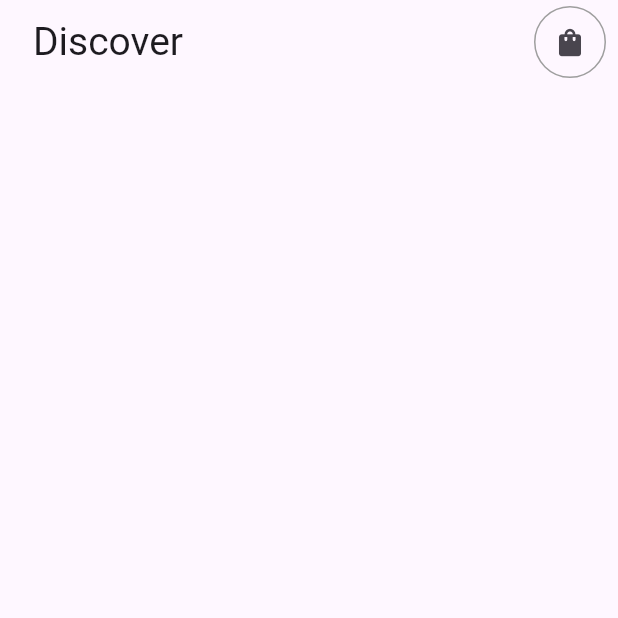
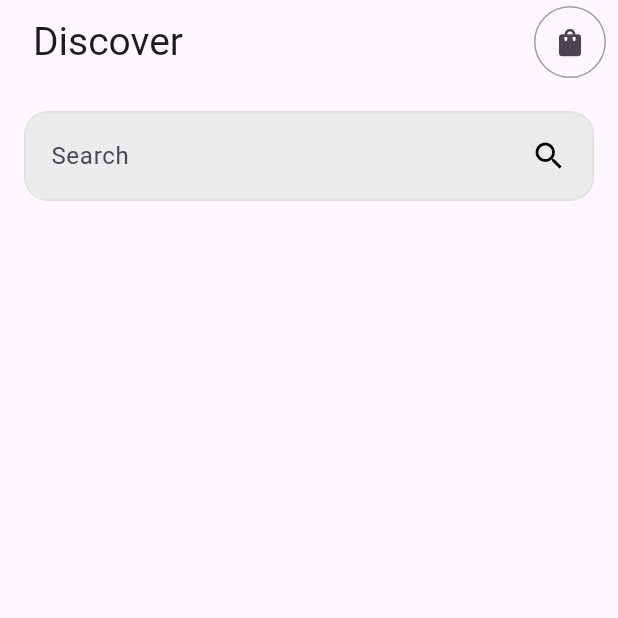
Before and after one commit to HNihad0/e-commerce-app, a Flutter app: the screen it shows after launch, on a phone screen of 412 x 824 dp, the top half of it. Run offline on Flutter 3.47's test engine with Material 3 defaults, Android fonts, the phone set to English and light mode, and no system bars; our stand-ins replace animate_do.

Commit message:
Search bar created

```diff
--- a/lib/ui/app.dart
+++ b/lib/ui/app.dart
@@ -1,6 +1,6 @@
-import 'package:e_commerce_app/ui/screens/home/home_screen.dart';
-import 'package:e_commerce_app/ui/screens/splash/splash_screen.dart';
 import 'package:flutter/material.dart';
+
+import 'screens/splash/splash_screen.dart';
 
 class MyApp extends StatelessWidget {
   const MyApp({super.key});
--- a/lib/ui/screens/home/home_screen.dart
+++ b/lib/ui/screens/home/home_screen.dart
@@ -1,5 +1,10 @@
-import 'package:e_commerce_app/ui/widgets/custom_app_bar.dart';
 import 'package:flutter/material.dart';
+
+import '../../../utils/constants/app_colors.dart';
+import '../../../utils/constants/app_paddings.dart';
+import '../../../utils/constants/app_radiuses.dart';
+import '../../../utils/constants/app_texts.dart';
+import '../../widgets/custom_app_bar.dart';
 
 class HomeScreen extends StatelessWidget {
   const HomeScreen({super.key});
@@ -8,7 +13,7 @@ class HomeScreen extends StatelessWidget {
   Widget build(BuildContext context) {
     return Scaffold(
       appBar: CustomAppBar(
-        title: "Discover",
+        title: AppTexts.homeAppBarTexts,
         actions: [
           IconButton(
             onPressed: () {},
@@ -16,10 +21,37 @@ class HomeScreen extends StatelessWidget {
               Icons.shopping_bag,
               size: 22,
             ),
-          )
+          ),
         ],
       ),
-      body: Container(),
+      body: Padding(
+        padding: const EdgeInsets.symmetric(horizontal: 16.0, vertical: 18.0),
+        child: DecoratedBox(
+          decoration: BoxDecoration(
+            color: AppColors.whiteSmoke,
+            borderRadius: AppRadiuses.a16,
+            border: Border.all(
+              color: Colors.grey.shade300,
+              width: 1,
+            ),
+          ),
+          child: Padding(
+            padding: AppPaddings.a6,
+            child: TextField(
+              decoration: InputDecoration(
+                hintText: 'Search',
+                contentPadding:
+                    AppPaddings.a12,
+                border: InputBorder.none,
+                suffixIcon: Icon(
+                  Icons.search,
+                  color: AppColors.black,
+                ),
+              ),
+            ),
+          ),
+        ),
+      ),
     );
   }
 }
--- a/lib/utils/constants/app_texts.dart
+++ b/lib/utils/constants/app_texts.dart
@@ -7,8 +7,8 @@ class AppTexts {
 
 
 
-  ///Drawer elements
-  static const String home = 'Ana səhifə';
+  ///AppBar texts
+  static const String homeAppBarTexts = 'Discover';
 
 
   //word combination
```
